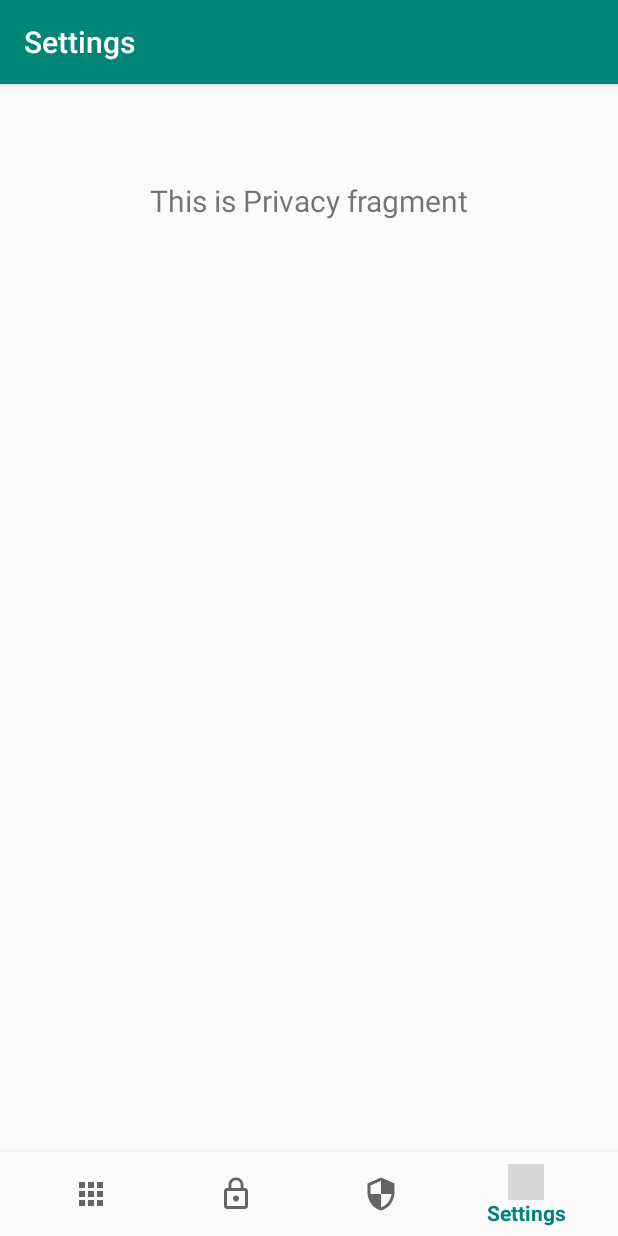
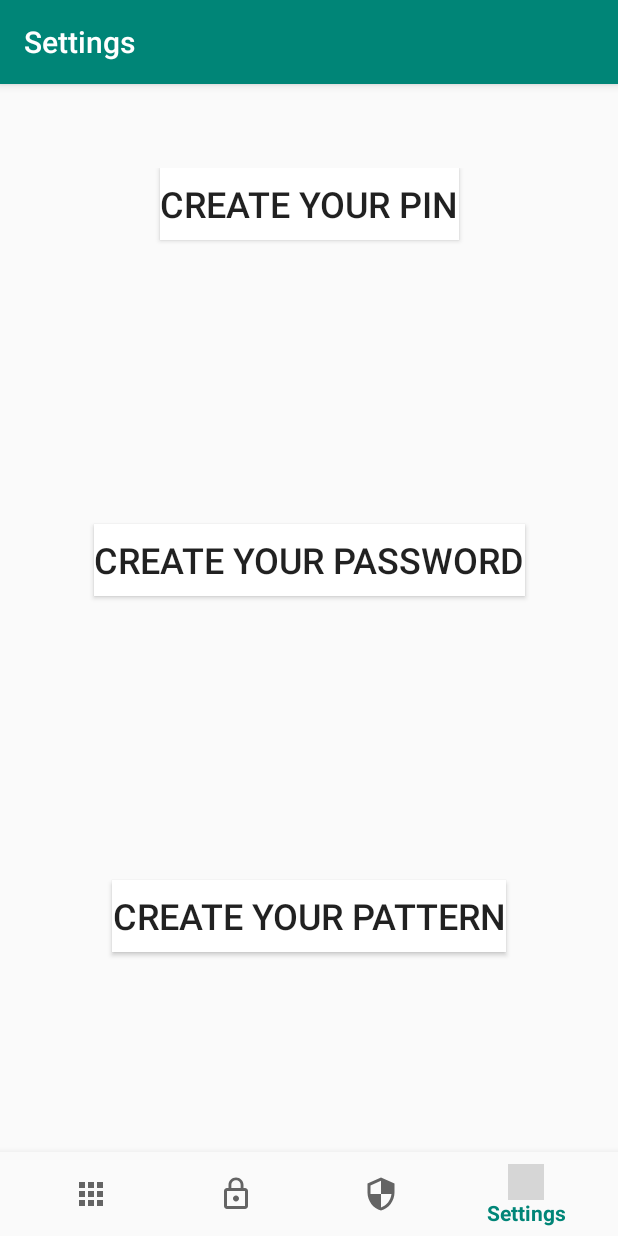
Before and after one commit to Jawidmohammadi/app-locker, an Android app: the SettingsFragment screen opened through its navigation route, on a phone screen of 412 x 824 dp. Run offline under Robolectric (Android 15) with nearby library versions, the phone set to English and light mode, and no system bars; our stand-ins replace navigation-ui; grey boxes are pictures that could not be loaded.

Commit message:
added SettingsFragment Buttons

```diff
--- a/app/src/main/java/com/jawidmohammadi/applocker/controller/ui/settings/SettingsFragment.java
+++ b/app/src/main/java/com/jawidmohammadi/applocker/controller/ui/settings/SettingsFragment.java
@@ -4,6 +4,7 @@ import android.os.Bundle;
 import android.view.LayoutInflater;
 import android.view.View;
 import android.view.ViewGroup;
+import android.widget.Button;
 import android.widget.TextView;
 import androidx.annotation.NonNull;
 import androidx.annotation.Nullable;
@@ -13,23 +14,28 @@ import androidx.lifecycle.ViewModelProviders;
 import com.jawidmohammadi.applocker.R;
 import com.jawidmohammadi.applocker.controller.ui.privacy.PrivacyViewModel;
 
-public class SettingsFragment extends Fragment {
+public class SettingsFragment extends Fragment implements View.OnClickListener {
 
   private PrivacyViewModel settingsViewModel;
 
   public View onCreateView(@NonNull LayoutInflater inflater,
       ViewGroup container, Bundle savedInstanceState) {
-    settingsViewModel =
-        ViewModelProviders.of(this).get(PrivacyViewModel.class);
-    View root = inflater.inflate(R.layout.fragment_privacy, container, false);
-    final TextView textView = root.findViewById(R.id.text_notifications);
-    settingsViewModel.getText().observe(getViewLifecycleOwner(), new Observer<String>() {
-      @Override
-      public void onChanged(@Nullable String s) {
-        textView.setText(s);
-      }
-    });
-    return root;
+//    settingsViewModel =
+//        ViewModelProviders.of(this).get(PrivacyViewModel.class);
+    View view = inflater.inflate(R.layout.fragment_settings, container, false);
+    view.findViewById(R.id.create_pin).setOnClickListener(this);
+    view.findViewById(R.id.create_password).setOnClickListener(this);
+    view.findViewById(R.id.create_pattern).setOnClickListener(this);
+//    settingsViewModel.getText().observe(getViewLifecycleOwner(), new Observer<String>() {
+//      @Override
+//      public void onChanged(@Nullable String s) {
+//        textView.setText(s);
+//      }
+    return view;
   }
 
+  @Override
+  public void onClick(View v) {
+    System.out.println("Button"); // TODO Create Functionality for each Button press.
+  }
 }
--- a/app/src/main/java/com/jawidmohammadi/applocker/model/dao/AppDao.java
+++ b/app/src/main/java/com/jawidmohammadi/applocker/model/dao/AppDao.java
@@ -37,10 +37,11 @@ public interface AppDao {
 
   @Query("SELECT * FROM App WHERE package = :pkg")
   Maybe<App> select(String pkg);
+
   //TODO Use AppDao to search for an existing record for this package update if exist otherwise create a new record.
+//  @Query("SELECT * FROM App WHERE package = :pkg")
+//  Completable update(String pkg);
 
-//  @Update("SELECT * FROM App WHERE pkg = :pkg  ")
-//  Completable<> update (App app);
 
 
 
--- a/app/src/main/java/com/jawidmohammadi/applocker/model/repository/AppRepository.java
+++ b/app/src/main/java/com/jawidmohammadi/applocker/model/repository/AppRepository.java
@@ -35,8 +35,6 @@ public class AppRepository {
     rng = new SecureRandom();
     database = AppLockerDatabase.getInstance();
   }
-
-  //TODO Use DoAttempt instead of just logging the attempts that way if it was correct its
 
   public void logAttempt(App app, Timestamp timestamp, String password) {
     Attempt attempt = new Attempt();
--- a/app/src/main/res/layout/fragment_settings.xml
+++ b/app/src/main/res/layout/fragment_settings.xml
@@ -5,16 +5,40 @@
   android:layout_width="match_parent"
   android:layout_height="match_parent">
 
-  <TextView
-    android:id="@+id/text_notifications"
-    android:layout_width="match_parent"
+  <Button
+    android:id="@+id/create_pin"
+    android:layout_width="wrap_content"
     android:layout_height="wrap_content"
-    android:layout_marginTop="8dp"
-    android:layout_marginStart="8dp"
-    android:layout_marginEnd="8dp"
-    android:textAlignment="center"
-    android:textSize="20sp"
+    android:background="#FFFFFF"
+    android:text="@string/create_your_pin"
+    android:textSize="24sp"
     app:layout_constraintEnd_toEndOf="parent"
     app:layout_constraintStart_toStartOf="parent"
+    app:layout_constraintTop_toBottomOf="@id/create_password"
     app:layout_constraintTop_toTopOf="parent"/>
+
+
+  <Button
+    android:id="@+id/create_password"
+    android:layout_width="wrap_content"
+    android:layout_height="wrap_content"
+    android:background="#FFFFFF"
+    android:text="@string/create_your_password"
+    android:textSize="24sp"
+    app:layout_constraintBottom_toTopOf="@id/create_pattern"
+    app:layout_constraintEnd_toEndOf="parent"
+    app:layout_constraintStart_toStartOf="parent"
+    app:layout_constraintTop_toBottomOf="@id/create_pin"/>
+
+  <Button
+    android:id="@+id/create_pattern"
+    android:layout_width="wrap_content"
+    android:layout_height="wrap_content"
+    android:background="#FFFFFF"
+    android:text="@string/create_your_pattern"
+    android:textSize="24sp"
+    app:layout_constraintBottom_toBottomOf="parent"
+    app:layout_constraintEnd_toEndOf="parent"
+    app:layout_constraintStart_toStartOf="parent"
+    app:layout_constraintTop_toBottomOf="@id/create_password"/>
 </androidx.constraintlayout.widget.ConstraintLayout>
--- a/app/src/main/res/values/strings.xml
+++ b/app/src/main/res/values/strings.xml
@@ -5,4 +5,7 @@
   <string name="title_settings">Settings</string>
   <string name="title_locked">Locked</string>
   <string name="title_privacy">Privacy</string>
+  <string name="create_your_pin">Create your Pin</string>
+  <string name="create_your_password">Create your password</string>
+  <string name="create_your_pattern">Create your pattern</string>
 </resources>
```
Also changed, not shown: 1 other file.
